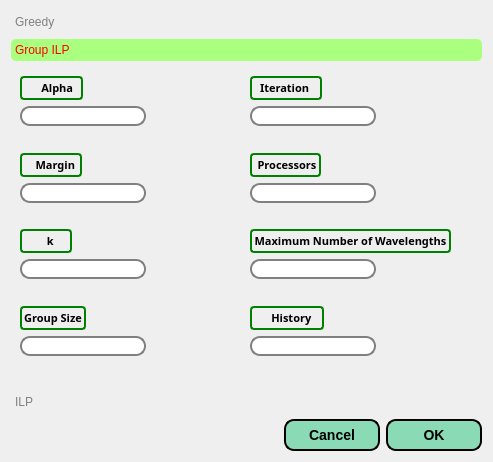
First picture: the form in Ui_files/RWA_window.ui, repository farzad1132/NetPlanner, before the edit.
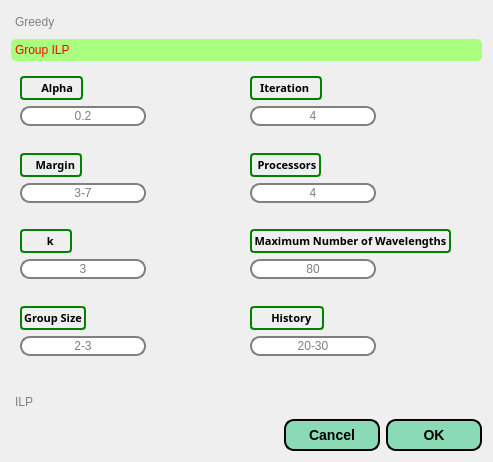
Second picture: the form after the edit. The open tabs and pages were chosen to show the change. Icons and pictures are not drawn.

Commit message: pretext added to RWA_window lineedits

What changed in the file:
```diff
--- a/Ui_files/RWA_window.ui
+++ b/Ui_files/RWA_window.ui
@@ -425,6 +425,15 @@
            <property name="text">
             <string/>
            </property>
+           <property name="alignment">
+            <set>Qt::AlignCenter</set>
+           </property>
+           <property name="placeholderText">
+            <string>0.2</string>
+           </property>
+           <property name="clearButtonEnabled">
+            <bool>true</bool>
+           </property>
           </widget>
          </item>
         </layout>
@@ -469,6 +478,15 @@
            <property name="text">
             <string/>
            </property>
+           <property name="alignment">
+            <set>Qt::AlignCenter</set>
+           </property>
+           <property name="placeholderText">
+            <string>4</string>
+           </property>
+           <property name="clearButtonEnabled">
+            <bool>true</bool>
+           </property>
           </widget>
          </item>
         </layout>
@@ -513,6 +531,15 @@
            <property name="text">
             <string/>
            </property>
+           <property name="alignment">
+            <set>Qt::AlignCenter</set>
+           </property>
+           <property name="placeholderText">
+            <string>3-7</string>
+           </property>
+           <property name="clearButtonEnabled">
+            <bool>true</bool>
+           </property>
           </widget>
          </item>
         </layout>
@@ -557,6 +584,15 @@
            <property name="text">
             <string/>
            </property>
+           <property name="alignment">
+            <set>Qt::AlignCenter</set>
+           </property>
+           <property name="placeholderText">
+            <string>4</string>
+           </property>
+           <property name="clearButtonEnabled">
+            <bool>true</bool>
+           </property>
           </widget>
          </item>
         </layout>
@@ -601,6 +637,15 @@
            <property name="text">
             <string/>
            </property>
+           <property name="alignment">
+            <set>Qt::AlignCenter</set>
+           </property>
+           <property name="placeholderText">
+            <string>3</string>
+           </property>
+           <property name="clearButtonEnabled">
+            <bool>true</bool>
+           </property>
           </widget>
          </item>
         </layout>
@@ -645,6 +690,15 @@
            <property name="text">
             <string/>
            </property>
+           <property name="alignment">
+            <set>Qt::AlignCenter</set>
+           </property>
+           <property name="placeholderText">
+            <string>80</string>
+           </property>
+           <property name="clearButtonEnabled">
+            <bool>true</bool>
+           </property>
           </widget>
          </item>
         </layout>
@@ -689,6 +743,15 @@
            <property name="text">
             <string/>
            </property>
+           <property name="alignment">
+            <set>Qt::AlignCenter</set>
+           </property>
+           <property name="placeholderText">
+            <string>2-3</string>
+           </property>
+           <property name="clearButtonEnabled">
+            <bool>true</bool>
+           </property>
           </widget>
          </item>
         </layout>
@@ -708,6 +771,15 @@
            <property name="text">
             <string/>
            </property>
+           <property name="alignment">
+            <set>Qt::AlignCenter</set>
+           </property>
+           <property name="placeholderText">
+            <string>20-30</string>
+           </property>
+           <property name="clearButtonEnabled">
+            <bool>true</bool>
+           </property>
           </widget>
          </item>
          <item row="0" column="0">
```
Left out of the diff: 99 changed lines with no effect on the pictures. The commit also changes 1 other file.
